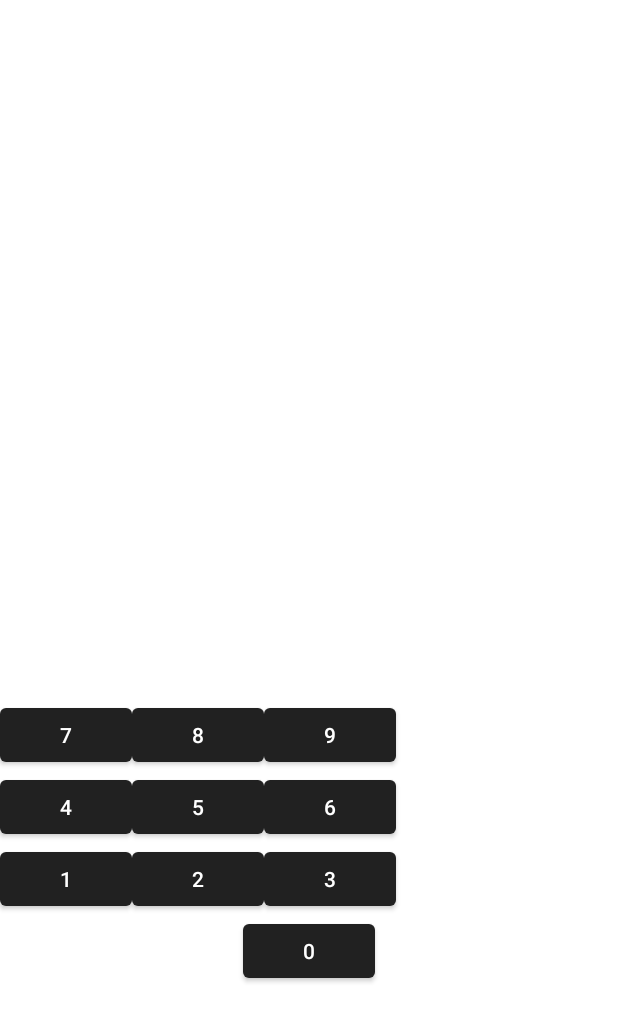
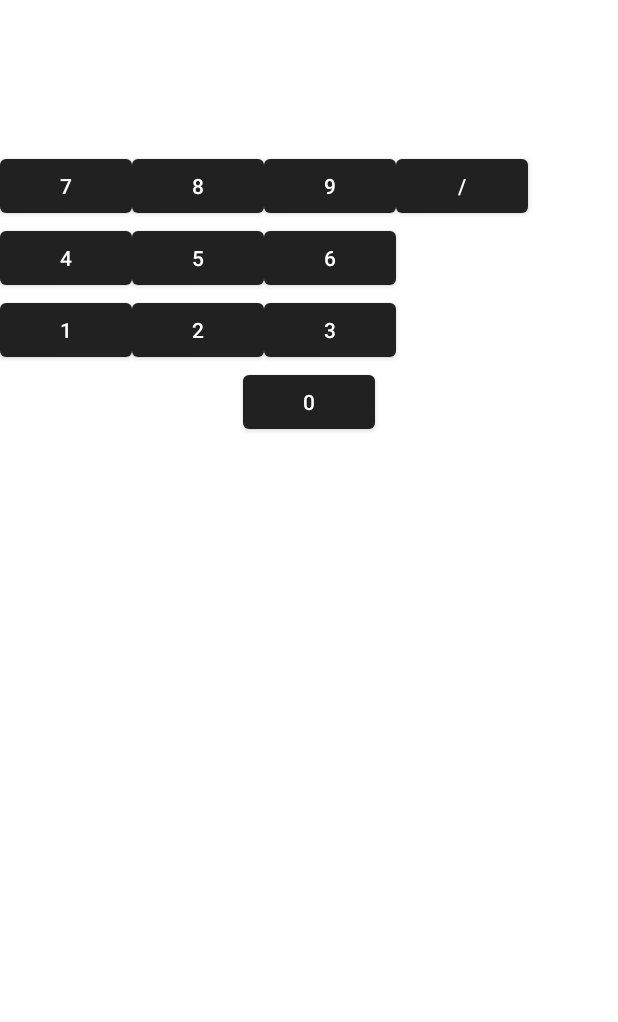
Before and after one commit to RatmirBat/Calculator, an Android app: the layout activity_main.xml on its own in the app's theme, with its tools: preview values and no code run, on a phone screen of 412 x 824 dp. Shown: the top 1022 px of the screen. Run offline under Robolectric (Android 15) with nearby library versions, the phone set to English and light mode, and no system bars.

Commit message:
Minor changes

```diff
--- a/app/src/main/java/com/example/calculator/ExpressionField.kt
+++ b/app/src/main/java/com/example/calculator/ExpressionField.kt
@@ -1,16 +1,17 @@
 package com.example.calculator
 
 import android.widget.Button
+import androidx.core.text.isDigitsOnly
 import com.example.calculator.databinding.ActivityMainBinding
 
 class ExpressionField {
 
     fun numberAction(button: Button, binding: ActivityMainBinding) {
-        button.setOnClickListener {
-            binding.expression.append(button.text)
+
+        if (button.text.isDigitsOnly()) {
+            button.setOnClickListener {
+                binding.expression.append(button.text)
+            }
         }
-
     }
-
-
 }
--- a/app/src/main/java/com/example/calculator/MainActivity.kt
+++ b/app/src/main/java/com/example/calculator/MainActivity.kt
@@ -2,20 +2,15 @@ package com.example.calculator
 
 import androidx.appcompat.app.AppCompatActivity
 import android.os.Bundle
-import android.view.View
 import android.widget.Button
-import android.widget.SimpleAdapter.ViewBinder
 import com.example.calculator.databinding.ActivityMainBinding
 
-//Сделать на viewBinding и разобраться с ним
-//почитать про jetpack compose
-//на данный момент ничего не работает))
 
 
 class MainActivity : AppCompatActivity() {
     private lateinit var binding: ActivityMainBinding
 
-    val expressionField = ExpressionField()
+    private val expressionField = ExpressionField()
 
     override fun onCreate(savedInstanceState: Bundle?) {
         super.onCreate(savedInstanceState)
@@ -33,6 +28,7 @@ class MainActivity : AppCompatActivity() {
         val bt8: Button = findViewById(R.id.button8)
         val bt9: Button = findViewById(R.id.button9)
         val bt0: Button = findViewById(R.id.button0)
+        val btdivision: Button = findViewById(R.id.buttondivision)
 
         expressionField.numberAction(bt1, binding)
         expressionField.numberAction(bt2, binding)
@@ -44,5 +40,6 @@ class MainActivity : AppCompatActivity() {
         expressionField.numberAction(bt8, binding)
         expressionField.numberAction(bt9, binding)
         expressionField.numberAction(bt0, binding)
+
     }
 }
--- a/app/src/main/res/layout/activity_main.xml
+++ b/app/src/main/res/layout/activity_main.xml
@@ -1,26 +1,25 @@
 <?xml version="1.0" encoding="utf-8"?>
-<LinearLayout
-    xmlns:android="http://schemas.android.com/apk/res/android"
+<LinearLayout xmlns:android="http://schemas.android.com/apk/res/android"
     xmlns:app="http://schemas.android.com/apk/res-auto"
     xmlns:tools="http://schemas.android.com/tools"
-    android:orientation="vertical"
     android:layout_width="match_parent"
     android:layout_height="match_parent"
+    android:orientation="vertical"
     tools:context=".MainActivity">
 
     <androidx.constraintlayout.widget.ConstraintLayout
 
         android:layout_width="match_parent"
-        android:layout_height="466dp">
+        android:layout_height="wrap_content">
 
         <TextView
             android:id="@+id/expression"
             android:layout_width="match_parent"
             android:layout_height="100dp"
 
+            android:textSize="24sp"
             app:layout_constraintEnd_toEndOf="parent"
-            app:layout_constraintTop_toTopOf="parent"
-            android:textSize="24sp"/>
+            app:layout_constraintTop_toTopOf="parent" />
 
         <!--        <TextView-->
         <!--            android:id="@+id/result"-->
@@ -36,8 +35,7 @@
     <androidx.constraintlayout.widget.ConstraintLayout
         android:id="@+id/keyboard"
         android:layout_width="match_parent"
-        android:layout_height="wrap_content"
-        >
+        android:layout_height="wrap_content">
 
         <Button
             android:id="@+id/button9"
@@ -45,8 +43,7 @@
             android:layout_height="wrap_content"
             android:text="9"
             app:layout_constraintStart_toEndOf="@+id/button8"
-                app:layout_constraintTop_toTopOf="parent"
-                />
+            app:layout_constraintTop_toTopOf="parent" />
 
         <Button
             android:id="@+id/button8"
@@ -121,6 +118,14 @@
             app:layout_constraintStart_toStartOf="parent"
             app:layout_constraintTop_toBottomOf="@+id/button2" />
 
+        <Button
+            android:id="@+id/buttondivision"
+            android:layout_width="wrap_content"
+            android:layout_height="wrap_content"
+            android:text="/"
+            app:layout_constraintStart_toEndOf="@+id/button9"
+            app:layout_constraintTop_toTopOf="parent" />
+
     </androidx.constraintlayout.widget.ConstraintLayout>
 
 </LinearLayout>
```
Lines whose indentation alone changed are shown as unchanged.
